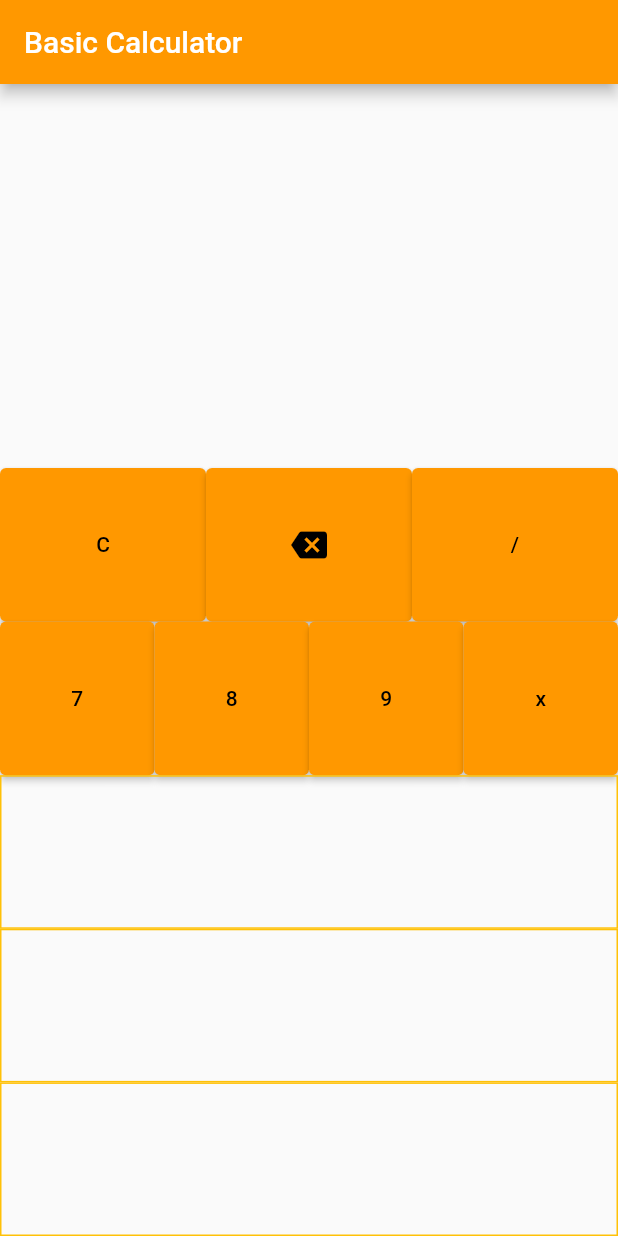
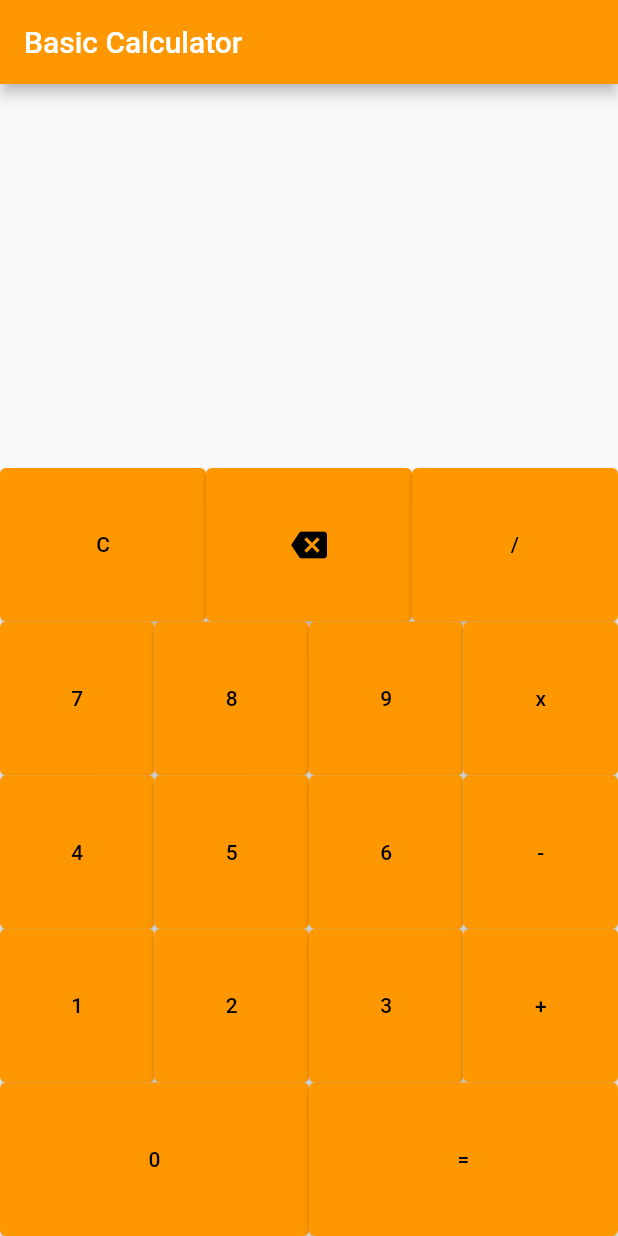
Before and after one commit to muhammadHaggy/calculator_2, a Flutter app: the screen it shows after launch, on a phone screen of 412 x 824 dp. Run offline on Flutter 3.47's test engine with Material 2 defaults, Android fonts, the phone set to English and light mode, and no system bars.

Commit message:
add all button with function

```diff
--- a/lib/main.dart
+++ b/lib/main.dart
@@ -88,24 +88,14 @@ class _MyHomePageState extends State<MyHomePage> {
                           child: Row(
                             crossAxisAlignment: CrossAxisAlignment.stretch,
                             children: [
-                              Expanded(
-                                child: ElevatedButton(
-                                  child: Text('C'),
-                                  onPressed: () {},
-                                ),
-                              ),
+                              buttonBuilder('C', () => null),
                               Expanded(
                                 child: ElevatedButton(
                                   child: Icon(Icons.backspace),
                                   onPressed: () {},
                                 ),
                               ),
-                              Expanded(
-                                child: ElevatedButton(
-                                  child: Text('/'),
-                                  onPressed: () {},
-                                ),
-                              )
+                              buttonBuilder('/', () => null),
                             ],
                           ),
                         ),
@@ -125,20 +115,39 @@ class _MyHomePageState extends State<MyHomePage> {
                     ),
                     Expanded(
                       child: Container(
-                        decoration: BoxDecoration(
-                            border: Border.all(color: Colors.amber)),
+                        child: Row(
+                          crossAxisAlignment: CrossAxisAlignment.stretch,
+                          children: [
+                            buttonBuilder('4', () => null),
+                            buttonBuilder('5', () => null),
+                            buttonBuilder('6', () => null),
+                            buttonBuilder('-', () => null),
+                          ],
+                        ),
                       ),
                     ),
                     Expanded(
                       child: Container(
-                        decoration: BoxDecoration(
-                            border: Border.all(color: Colors.amber)),
+                        child: Row(
+                          crossAxisAlignment: CrossAxisAlignment.stretch,
+                          children: [
+                            buttonBuilder('1', () => null),
+                            buttonBuilder('2', () => null),
+                            buttonBuilder('3', () => null),
+                            buttonBuilder('+', () => null),
+                          ],
+                        ),
                       ),
                     ),
                     Expanded(
                       child: Container(
-                        decoration: BoxDecoration(
-                            border: Border.all(color: Colors.amber)),
+                        child: Row(
+                          crossAxisAlignment: CrossAxisAlignment.stretch,
+                          children: [
+                            buttonBuilder('0', () => null),
+                            buttonBuilder('=', () => null),
+                          ],
+                        ),
                       ),
                     ),
                   ],
```
